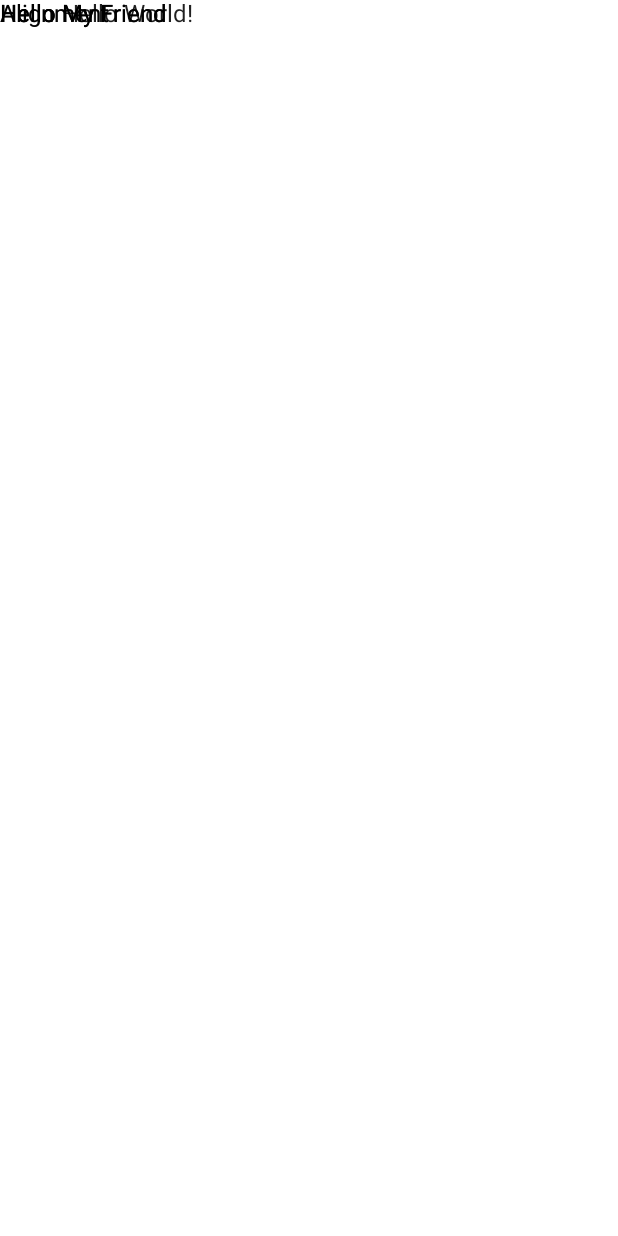
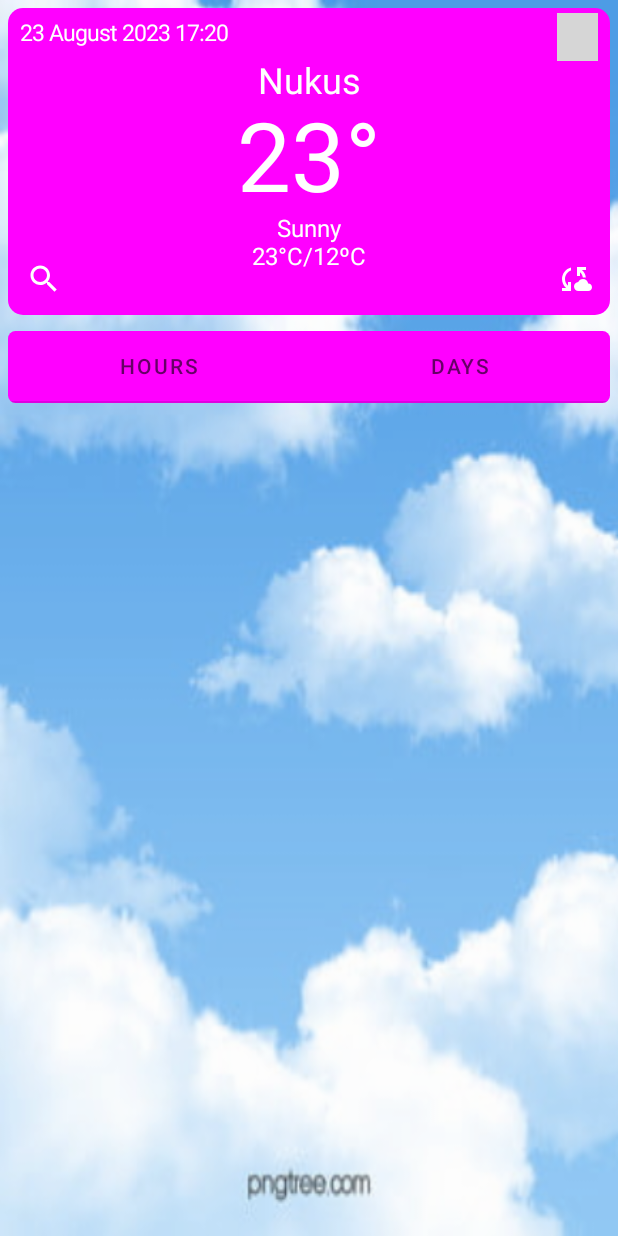
Before and after one commit to atabekkr/WeatherAppWithCompose, an Android app built with Jetpack Compose: the screen it shows after launch (MainActivity), on a phone screen of 412 x 824 dp. Before the commit the screen is almost empty. Run offline under Robolectric (Android 15) with nearby library versions, the phone set to English and light mode, and no system bars; pictures from the network do not load; grey boxes are pictures that could not be loaded.

Commit message:
added TabLayout

```diff
--- a/app/build.gradle
+++ b/app/build.gradle
@@ -48,12 +48,16 @@ android {
 
 dependencies {
 
+    implementation "com.google.accompanist:accompanist-pager:0.19.0"
+    implementation "com.google.accompanist:accompanist-pager-indicators:0.19.0"
+
     implementation 'androidx.core:core-ktx:1.7.0'
     implementation 'androidx.lifecycle:lifecycle-runtime-ktx:2.3.1'
     implementation 'androidx.activity:activity-compose:1.3.1'
     implementation "androidx.compose.ui:ui:$compose_ui_version"
     implementation "androidx.compose.ui:ui-tooling-preview:$compose_ui_version"
     implementation 'androidx.compose.material:material:1.1.1'
+    implementation("io.coil-kt:coil-compose:2.0.0-rc01")
     testImplementation 'junit:junit:4.13.2'
     androidTestImplementation 'androidx.test.ext:junit:1.1.5'
     androidTestImplementation 'androidx.test.espresso:espresso-core:3.5.1'
--- a/app/src/main/AndroidManifest.xml
+++ b/app/src/main/AndroidManifest.xml
@@ -1,6 +1,8 @@
 <?xml version="1.0" encoding="utf-8"?>
 <manifest xmlns:android="http://schemas.android.com/apk/res/android"
     xmlns:tools="http://schemas.android.com/tools">
+
+    <uses-permission android:name="android.permission.INTERNET" />
 
     <application
         android:allowBackup="true"
--- a/app/src/main/java/com/karsoft/weatherappwithcompose/MainActivity.kt
+++ b/app/src/main/java/com/karsoft/weatherappwithcompose/MainActivity.kt
@@ -1,17 +1,17 @@
 package com.karsoft.weatherappwithcompose
 
 import android.os.Bundle
-import android.util.Log
 import androidx.activity.ComponentActivity
 import androidx.activity.compose.setContent
+import androidx.compose.foundation.Image
+import androidx.compose.foundation.layout.Column
 import androidx.compose.foundation.layout.fillMaxSize
-import androidx.compose.material.Button
-import androidx.compose.material.MaterialTheme
-import androidx.compose.material.Surface
-import androidx.compose.material.Text
-import androidx.compose.runtime.Composable
 import androidx.compose.ui.Modifier
-import androidx.compose.ui.tooling.preview.Preview
+import androidx.compose.ui.draw.alpha
+import androidx.compose.ui.layout.ContentScale
+import androidx.compose.ui.res.painterResource
+import com.karsoft.weatherappwithcompose.screens.MainCard
+import com.karsoft.weatherappwithcompose.screens.TabLayout
 import com.karsoft.weatherappwithcompose.ui.theme.WeatherAppWithComposeTheme
 
 class MainActivity : ComponentActivity() {
@@ -19,24 +19,19 @@ class MainActivity : ComponentActivity() {
         super.onCreate(savedInstanceState)
         setContent {
             WeatherAppWithComposeTheme {
-                // A surface container using the 'background' color from the theme
-                Surface(
-                    modifier = Modifier.fillMaxSize(),
-                    color = MaterialTheme.colors.background
-                ) {
-                    Greeting("Hello World")
+                Image(
+                    painter = painterResource(id = R.drawable.bg_weather),
+                    contentDescription = "im1",
+                    modifier = Modifier
+                        .fillMaxSize()
+                        .alpha(0.7f),
+                    contentScale = ContentScale.FillBounds
+                )
+                Column {
+                    MainCard()
+                    TabLayout()
                 }
             }
         }
     }
 }
-
-@Composable
-fun Greeting(name: String) {
-    Text(text = "Hello $name!")
-    Text(text = "Alignment")
-    Text(text = "Alignment")
-    Text(text = "Hello My Friend")
-    Text(text = "Hello My Friend")
-    Text(text = "Hello My Friend")
-}
--- /dev/null
+++ b/app/src/main/java/com/karsoft/weatherappwithcompose/screens/MainScreen.kt
@@ -0,0 +1,128 @@
+package com.karsoft.weatherappwithcompose.screens
+
+import androidx.compose.foundation.layout.*
+import androidx.compose.foundation.shape.RoundedCornerShape
+import androidx.compose.material.*
+import androidx.compose.runtime.Composable
+import androidx.compose.ui.Alignment
+import androidx.compose.ui.Modifier
+import androidx.compose.ui.draw.clip
+import androidx.compose.ui.graphics.Color
+import androidx.compose.ui.res.painterResource
+import androidx.compose.ui.text.TextStyle
+import androidx.compose.ui.tooling.preview.Preview
+import androidx.compose.ui.unit.dp
+import androidx.compose.ui.unit.sp
+import coil.compose.AsyncImage
+import com.karsoft.weatherappwithcompose.R
+
+@Preview(showBackground = true)
+@Composable
+fun MainCard() {
+    Column(
+        modifier = Modifier
+            .padding(5.dp)
+    ) {
+        Card(
+            modifier = Modifier.fillMaxWidth(),
+            backgroundColor = Color.Magenta,
+            elevation = 0.dp,
+            shape = RoundedCornerShape(10.dp)
+        ) {
+            Column(
+                modifier = Modifier.fillMaxWidth(),
+                horizontalAlignment = Alignment.CenterHorizontally
+            ) {
+                Row(
+                    modifier = Modifier.fillMaxWidth(),
+                    horizontalArrangement = Arrangement.SpaceBetween
+                ) {
+                    Text(
+                        modifier = Modifier.padding(top = 8.dp, start = 8.dp),
+                        text = "23 August 2023 17:20",
+                        style = TextStyle(fontSize = 15.sp),
+                        color = Color.White
+                    )
+                    AsyncImage(
+                        model = "https://cdn.weatherapi.com/weather/64x64/day/113.png",
+                        contentDescription = "im2",
+                        modifier = Modifier
+                            .size(35.dp)
+                            .padding(top = 3.dp, end = 8.dp)
+                    )
+                }
+                Text(
+                    text = "Nukus",
+                    style = TextStyle(fontSize = 24.sp),
+                    color = Color.White
+                )
+                Text(
+                    text = "23°",
+                    style = TextStyle(fontSize = 64.sp),
+                    color = Color.White
+                )
+                Text(
+                    text = "Sunny",
+                    style = TextStyle(fontSize = 16.sp),
+                    color = Color.White
+                )
+                Row(
+                    modifier = Modifier.fillMaxWidth(),
+                    horizontalArrangement = Arrangement.SpaceBetween
+                ) {
+                    IconButton(
+                        onClick = {
+
+                        }
+                    ) {
+                        Icon(
+                            painter = painterResource(id = R.drawable.ic_search),
+                            contentDescription = "im3",
+                            tint = Color.White
+                        )
+                    }
+                    Text(
+                        text = "23°C/12ºC",
+                        style = TextStyle(fontSize = 16.sp),
+                        color = Color.White
+                    )
+                    IconButton(
+                        onClick = {
+
+                        }
+                    ) {
+                        Icon(
+                            painter = painterResource(id = R.drawable.ic_sync),
+                            contentDescription = "im4",
+                            tint = Color.White
+                        )
+                    }
+                }
+            }
+        }
+    }
+}
+
+@Composable
+fun TabLayout() {
+    val tabList = listOf("HOURS", "DAYS")
+    Column(modifier = Modifier.padding(5.dp).clip(RoundedCornerShape(5.dp))) {
+        TabRow(
+            selectedTabIndex = 0,
+            indicator = {},
+            backgroundColor = Color.Magenta
+        ) {
+            tabList.forEachIndexed { index, text ->
+                Tab(
+                    selected = false,
+                    onClick = {
+
+                    },
+                    text = {
+                        Text(text = text)
+                    }
+                )
+            }
+        }
+    }
+}
--- /dev/null
+++ b/app/src/main/res/drawable/ic_search.xml
@@ -0,0 +1,5 @@
+<vector android:height="24dp" android:tint="#FFFFFF"
+    android:viewportHeight="24" android:viewportWidth="24"
+    android:width="24dp" xmlns:android="http://schemas.android.com/apk/res/android">
+    <path android:fillColor="@android:color/white" android:pathData="M15.5,14h-0.79l-0.28,-0.27C15.41,12.59 16,11.11 16,9.5 16,5.91 13.09,3 9.5,3S3,5.91 3,9.5 5.91,16 9.5,16c1.61,0 3.09,-0.59 4.23,-1.57l0.27,0.28v0.79l5,4.99L20.49,19l-4.99,-5zM9.5,14C7.01,14 5,11.99 5,9.5S7.01,5 9.5,5 14,7.01 14,9.5 11.99,14 9.5,14z"/>
+</vector>
--- /dev/null
+++ b/app/src/main/res/drawable/ic_sync.xml
@@ -0,0 +1,5 @@
+<vector android:height="24dp" android:tint="#FFFFFF"
+    android:viewportHeight="24" android:viewportWidth="24"
+    android:width="24dp" xmlns:android="http://schemas.android.com/apk/res/android">
+    <path android:fillColor="@android:color/white" android:pathData="M21.5,14.98c-0.02,0 -0.03,0 -0.05,0.01C21.2,13.3 19.76,12 18,12c-1.4,0 -2.6,0.83 -3.16,2.02C13.26,14.1 12,15.4 12,17c0,1.66 1.34,3 3,3l6.5,-0.02c1.38,0 2.5,-1.12 2.5,-2.5S22.88,14.98 21.5,14.98zM10,4.26v2.09C7.67,7.18 6,9.39 6,12c0,1.77 0.78,3.34 2,4.44V14h2v6H4v-2h2.73C5.06,16.54 4,14.4 4,12C4,8.27 6.55,5.15 10,4.26zM20,6h-2.73c1.43,1.26 2.41,3.01 2.66,5l-2.02,0C17.68,9.64 16.98,8.45 16,7.56V10h-2V4h6V6z"/>
+</vector>
```
Also changed, not shown: app/src/main/res/drawable/bg_weather.jpg (added).
